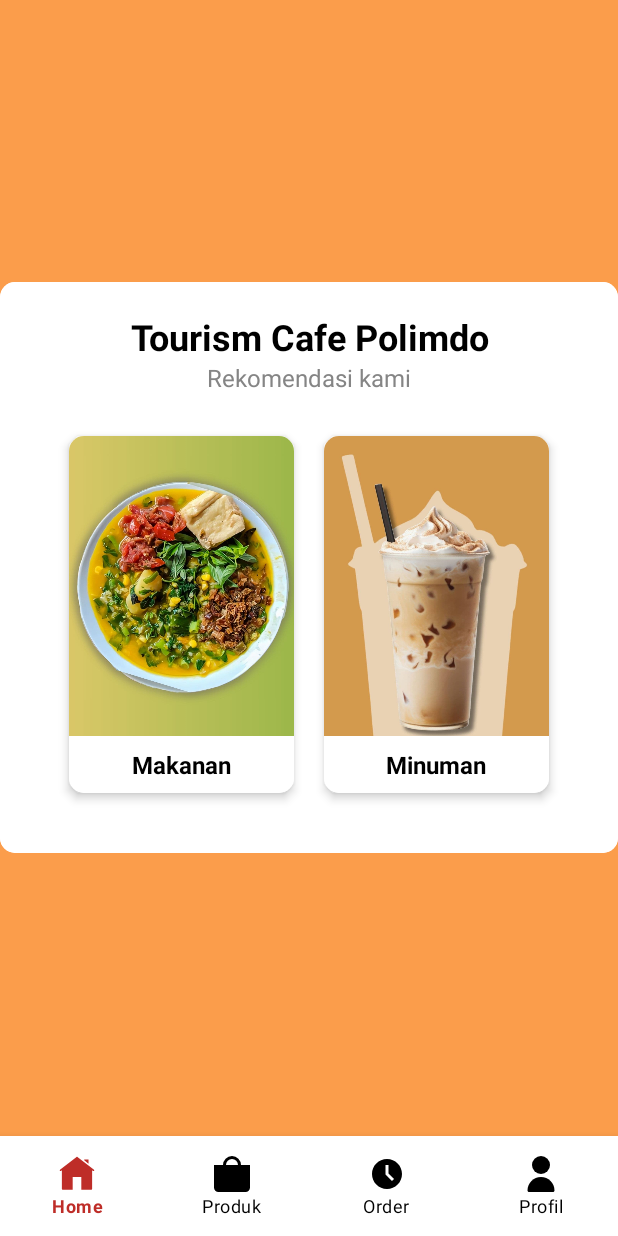
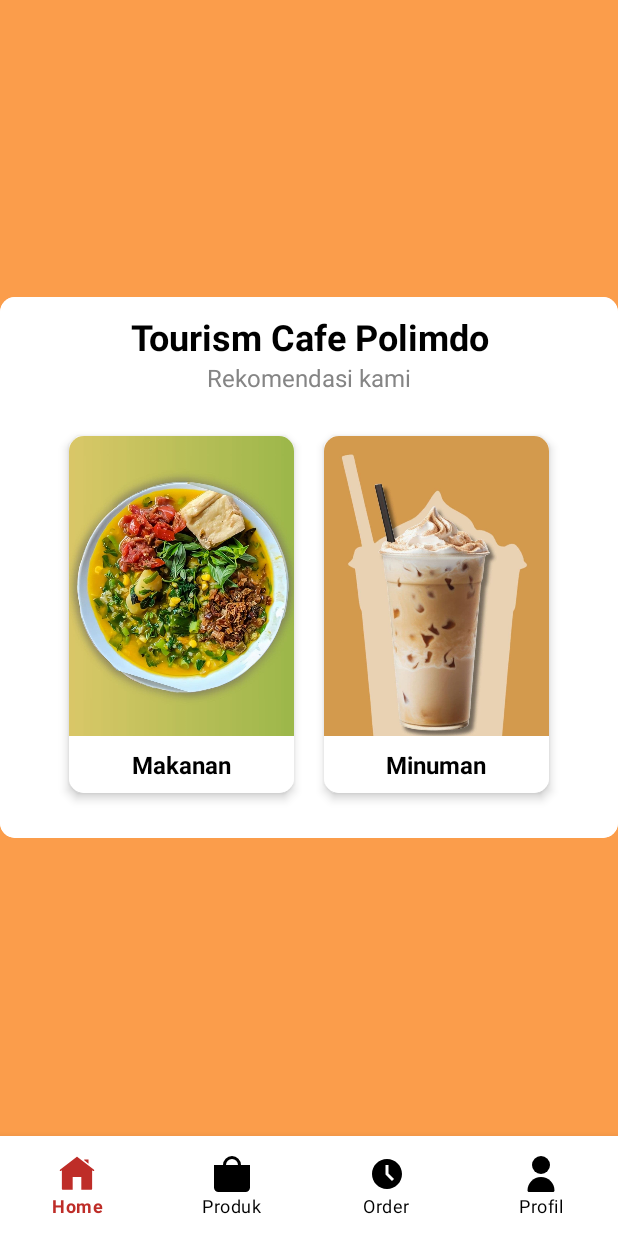
Before and after one commit to YosuammWowor/umkmkelompok3, an Android app: the screen it shows after launch (HomeActivity), on a phone screen of 412 x 824 dp. Run offline under Robolectric (Android 15) with nearby library versions, the phone set to English and light mode, and no system bars; our stand-ins replace FlexboxLayout.

Commit message:
Final Progress Ke-4: - Penyesuaian di Perangkat Eksternal

```diff
--- a/app/src/main/res/layout/activity_home.xml
+++ b/app/src/main/res/layout/activity_home.xml
@@ -24,7 +24,7 @@
                 android:layout_width="wrap_content"
                 android:layout_height="wrap_content"
                 android:orientation="vertical"
-                android:padding="20dp"
+                android:padding="10dp"
                 android:background="@color/white">
 
                 <TextView
@@ -132,6 +132,7 @@
         app:itemIconTint="@color/nav_items_color"
         app:itemTextColor="@color/nav_items_color"
         app:itemRippleColor="@color/darkRed"
+        app:backgroundTint="@color/white"
         />
 
 </RelativeLayout>
--- a/app/src/main/res/layout/activity_main.xml
+++ b/app/src/main/res/layout/activity_main.xml
@@ -17,6 +17,7 @@
         app:menu="@menu/bottom_navigation"
         app:itemIconTint="@color/nav_items_color"
         app:itemTextColor="@color/nav_items_color"
-        app:itemRippleColor="@color/darkRed" />
+        app:itemRippleColor="@color/darkRed"
+        app:backgroundTint="@color/white"/>
 
 </androidx.constraintlayout.widget.ConstraintLayout>
--- a/app/src/main/res/layout/activity_produk.xml
+++ b/app/src/main/res/layout/activity_produk.xml
@@ -56,6 +56,7 @@
         app:itemIconTint="@color/nav_items_color"
         app:itemTextColor="@color/nav_items_color"
         app:itemRippleColor="@color/darkRed"
+        app:backgroundTint="@color/white"
         />
 
 
--- a/app/src/main/res/layout/activity_profil.xml
+++ b/app/src/main/res/layout/activity_profil.xml
@@ -71,5 +71,6 @@
       app:labelVisibilityMode="labeled"
       app:itemIconTint="@color/nav_items_color"
       app:itemTextColor="@color/nav_items_color"
-      app:itemRippleColor="@color/darkRed"/>
+      app:itemRippleColor="@color/darkRed"
+      app:backgroundTint="@color/white"/>
 </RelativeLayout>
```
Also changed, not shown: app/src/main/res/layout/activity_order.xml (+7 -0 lines), app/src/main/res/drawable/logo_profil.png.
